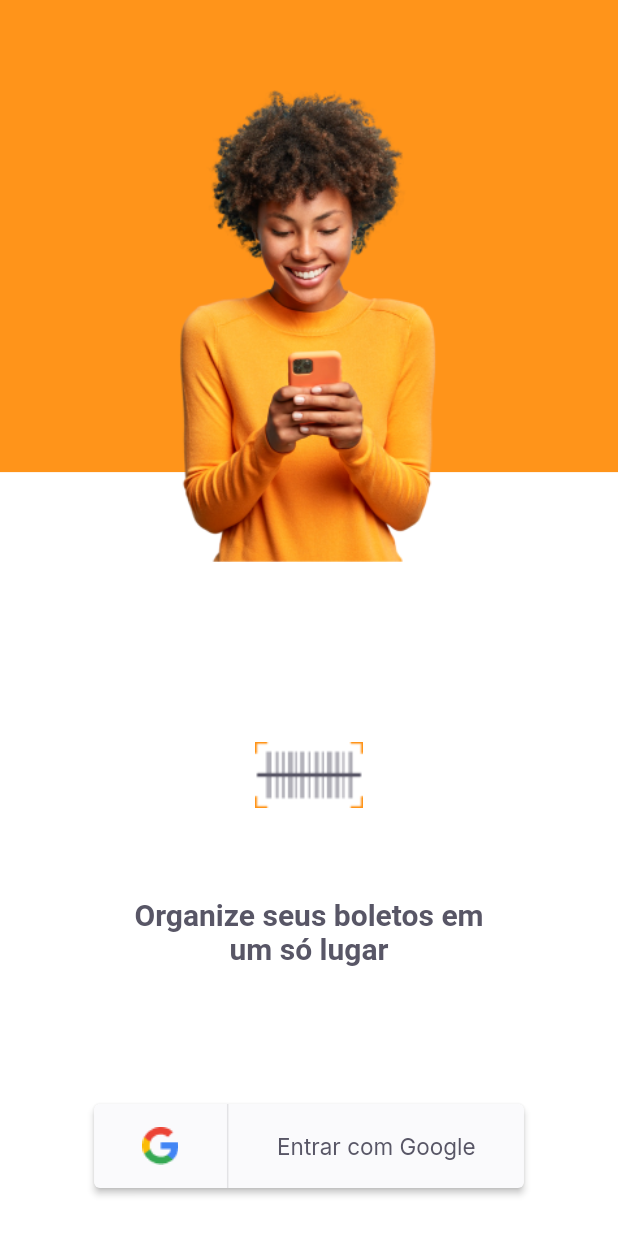
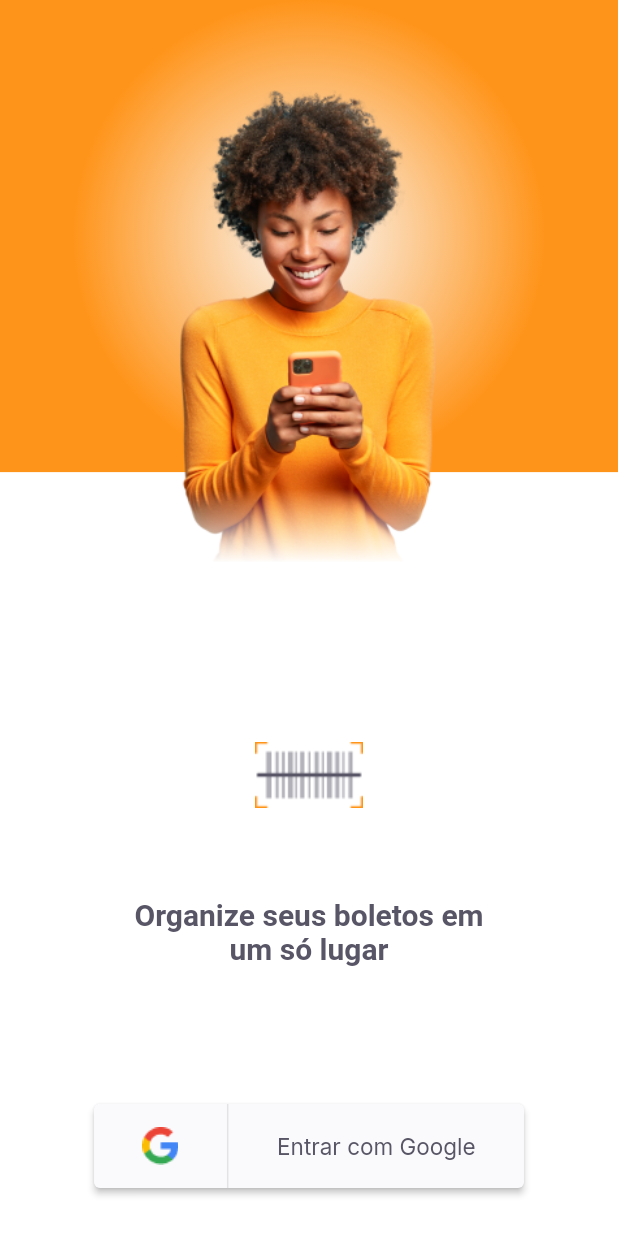
Before and after one commit to Dhayvison/pay_flow, a Flutter app: the screen it shows after launch, on a phone screen of 412 x 824 dp. Run offline on Flutter 3.47's test engine with Material 2 defaults, Android fonts, the phone set to English and light mode, and no system bars; our stand-ins replace google_fonts.

Commit message:
chore: add gradients background to login page

```diff
--- a/lib/modules/login/login_page.dart
+++ b/lib/modules/login/login_page.dart
@@ -24,13 +24,24 @@ class _LoginPageState extends State<LoginPage> {
           Stack(
             children: [
               Container(
-                color: AppColors.primary,
                 height: _screen.height * AppSizing.goldenPercentualComplement,
+                decoration: BoxDecoration(
+                    gradient: RadialGradient(
+                        colors: [AppColors.shape, AppColors.primary])),
               ),
               Center(
-                child: Image.asset(
-                  AppImages.person,
-                  height: _screen.height * AppSizing.goldenPercentualComplement,
+                child: Stack(
+                  children: [
+                    Image.asset(
+                      AppImages.person,
+                      height:
+                          _screen.height * AppSizing.goldenPercentualComplement,
+                    ),
+                    Positioned(
+                      child: LinearBottomGradient(screen: _screen),
+                      bottom: -1,
+                    )
+                  ],
                 ),
                 heightFactor: AppSizing.goldenRatioComplement,
               ),
@@ -58,3 +69,30 @@ class _LoginPageState extends State<LoginPage> {
     );
   }
 }
+
+class LinearBottomGradient extends StatelessWidget {
+  const LinearBottomGradient({
+    Key? key,
+    required Size screen,
+  })  : _screen = screen,
+        super(key: key);
+
+  final Size _screen;
+
+  @override
+  Widget build(BuildContext context) {
+    return Container(
+      width: _screen.width,
+      height: 50,
+      decoration: BoxDecoration(
+          gradient: LinearGradient(
+        colors: [
+          AppColors.background,
+          const Color(0x00FFFFFF),
+        ],
+        begin: Alignment.bottomCenter,
+        end: Alignment.topCenter,
+      )),
+    );
+  }
+}
```
